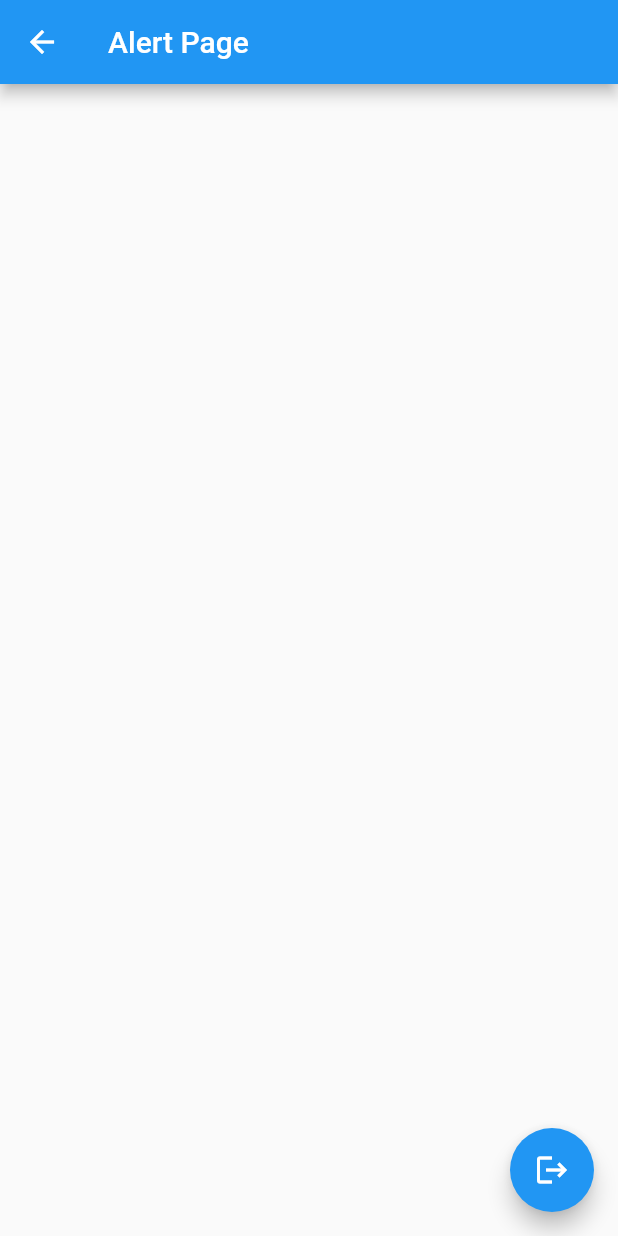
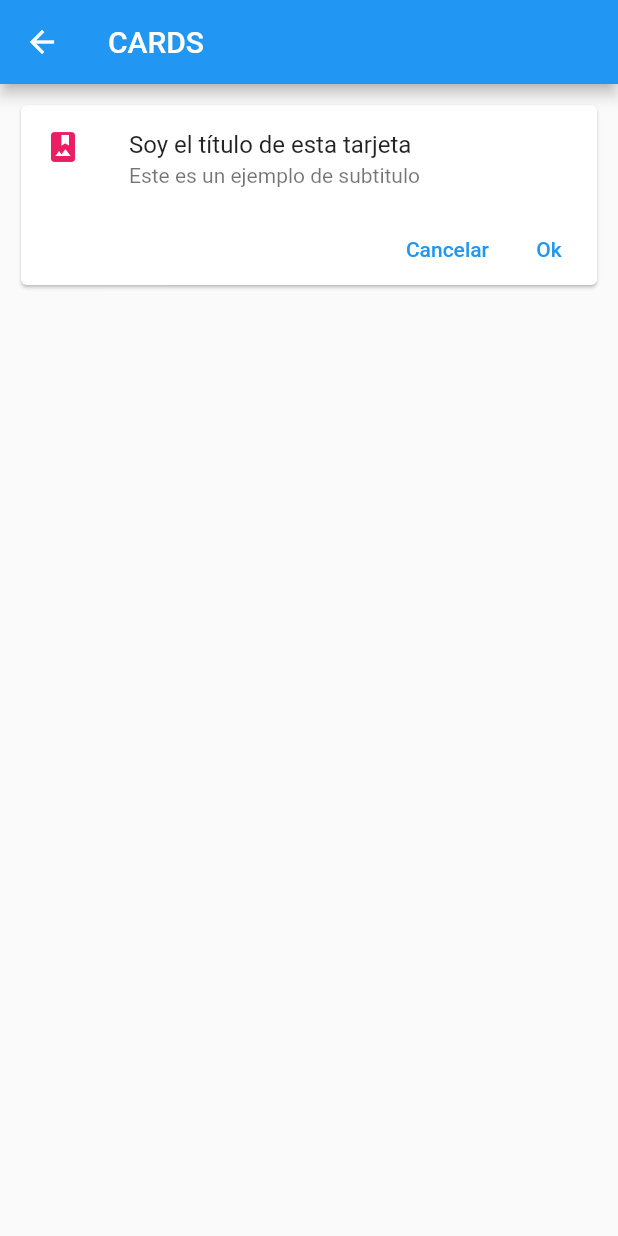
Before and after one commit to JoseCima/componentes, a Flutter app: the screen it shows after launch, after a tap on "Cards - Tarjetas", on a phone screen of 412 x 824 dp. Run offline on Flutter 3.47's test engine with Material 2 defaults, Android fonts, the phone set to English and light mode, and no system bars.

Commit message:
Card Widget

```diff
--- /dev/null
+++ b/lib/src/pages/card_page.dart
@@ -0,0 +1,48 @@
+import 'package:flutter/material.dart';
+class CardPage extends StatelessWidget {
+
+  @override
+  Widget build(BuildContext context) {
+    return Scaffold(
+     appBar: AppBar(
+       title: Text('CARDS'),
+
+     ),
+     body: ListView(
+       padding: EdgeInsets.all(10.0),
+       children: <Widget>[
+         _cardTipo1()
+       ],
+     ),
+    );
+
+  }
+
+  Widget _cardTipo1(){
+
+    return Card(
+      child: Column(
+       children: <Widget> [
+         ListTile(
+           leading: Icon(Icons.photo_album, color: Colors.pink),
+           title: Text('Soy el título de esta tarjeta'),
+           subtitle: Text('Este es un ejemplo de subtitulo'),
+         ),
+         Row(
+           mainAxisAlignment: MainAxisAlignment.end,
+           children: <Widget> [
+           TextButton(
+            onPressed: (){},
+            child: Text('Cancelar'),
+            ),
+            TextButton(
+               onPressed: (){},
+               child: Text('Ok'),
+               )
+         ],
+         )
+       ],
+      ),
+    );
+  }
+}
--- a/lib/src/routes/routes.dart
+++ b/lib/src/routes/routes.dart
@@ -1,5 +1,6 @@
 import 'package:componentes/src/pages/alert_page.dart';
 import 'package:componentes/src/pages/avatar_page.dart';
+import 'package:componentes/src/pages/card_page.dart';
 import 'package:componentes/src/pages/home_page.dart';
 import 'package:flutter/material.dart';
 
@@ -9,5 +10,7 @@ return <String, WidgetBuilder>{
         '/'     : (BuildContext context) => HomePage(),
         'alert' : (BuildContext context) => AlertPage(),
         'avatar': (BuildContext context) => AvatarPage(),
+        'card': (BuildContext context) => CardPage(),
+
 };
 }
```
